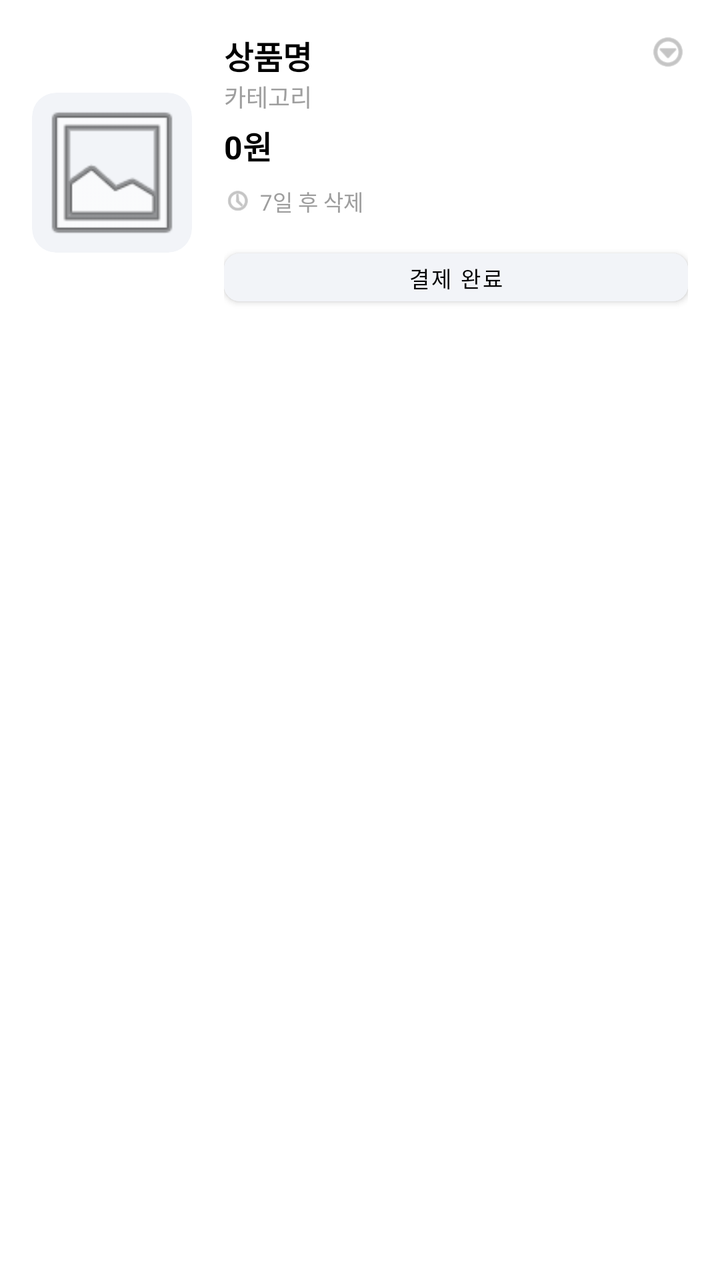
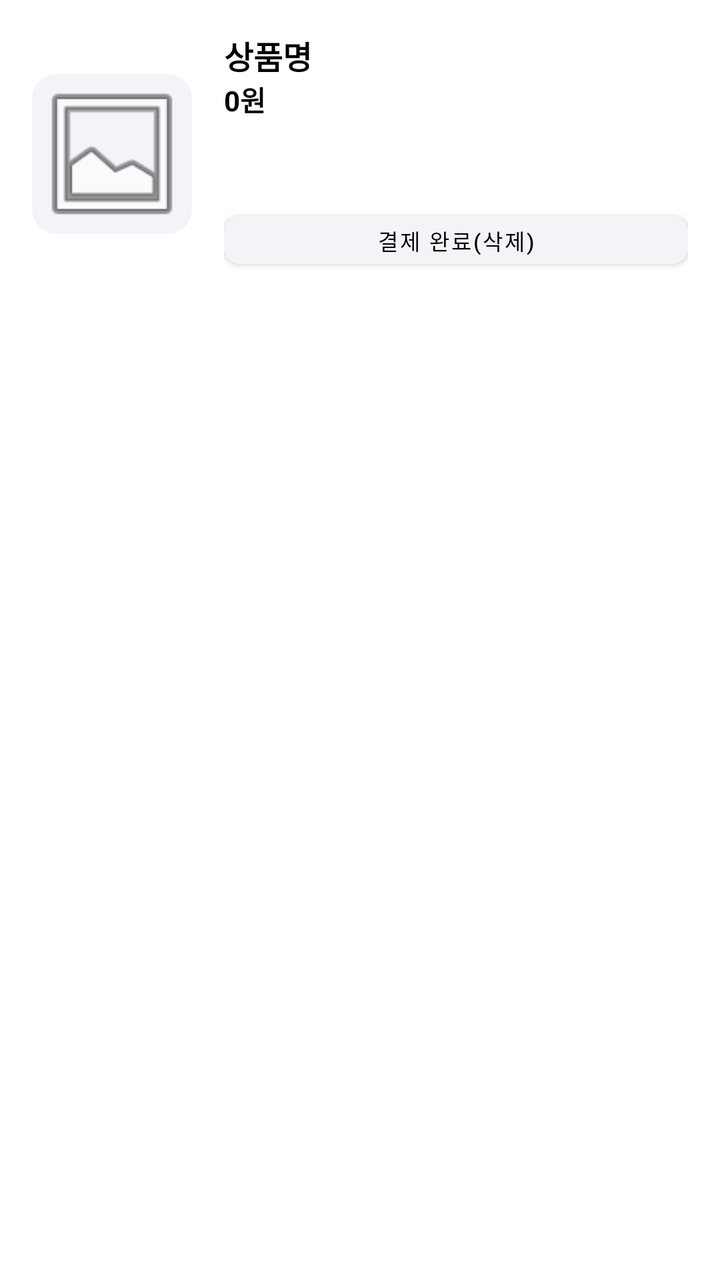

Before-and-after screenshots of an Android layout around one commit, followed by the original layout XML and the change that was made.
<!-- AndroidManifest.xml: application theme Theme.AllIn -->
<!-- res/layout/item_cart_product.xml -->
<?xml version="1.0" encoding="utf-8"?>
<androidx.cardview.widget.CardView xmlns:android="http://schemas.android.com/apk/res/android"
    xmlns:app="http://schemas.android.com/apk/res-auto"
    android:layout_width="match_parent"
    android:layout_height="wrap_content"
    android:layout_marginBottom="16dp"
    app:cardCornerRadius="16dp"
    app:cardElevation="0dp">

    <LinearLayout
        android:layout_width="match_parent"
        android:layout_height="wrap_content"
        android:orientation="horizontal"
        android:padding="16dp"
        android:gravity="center_vertical">

        
        <androidx.cardview.widget.CardView
            android:layout_width="80dp"
            android:layout_height="80dp"
            app:cardCornerRadius="12dp"
            app:cardElevation="0dp"
            android:backgroundTint="#F2F4F8">
            <ImageView
                android:id="@+id/ivProduct"
                android:layout_width="match_parent"
                android:layout_height="match_parent"
                android:scaleType="centerCrop"
                android:src="@android:drawable/ic_menu_gallery" />
        </androidx.cardview.widget.CardView>

        
        <LinearLayout
            android:layout_width="0dp"
            android:layout_height="wrap_content"
            android:layout_weight="1"
            android:layout_marginStart="16dp"
            android:orientation="vertical">

            <RelativeLayout
                android:layout_width="match_parent"
                android:layout_height="wrap_content">
                <TextView
                    android:id="@+id/tvProductName"
                    android:layout_width="wrap_content"
                    android:layout_height="wrap_content"
                    android:text="상품명"
                    android:textColor="@android:color/black"
                    android:textSize="16sp"
                    android:textStyle="bold" />
                <ImageView
                    android:layout_width="20dp"
                    android:layout_height="20dp"
                    android:layout_alignParentEnd="true"
                    android:src="@android:drawable/ic_menu_more"
                    app:tint="#9E9E9E" />
            </RelativeLayout>

            <TextView
                android:id="@+id/tvProductCategory"
                android:layout_width="wrap_content"
                android:layout_height="wrap_content"
                android:text="카테고리"
                android:textColor="#9E9E9E"
                android:textSize="12sp" />

            <TextView
                android:id="@+id/tvProductPrice"
                android:layout_width="wrap_content"
                android:layout_height="wrap_content"
                android:layout_marginTop="4dp"
                android:text="0원"
                android:textColor="@android:color/black"
                android:textSize="16sp"
                android:textStyle="bold" />

            <LinearLayout
                android:layout_width="wrap_content"
                android:layout_height="wrap_content"
                android:layout_marginTop="8dp"
                android:gravity="center_vertical"
                android:orientation="horizontal">
                <ImageView
                    android:layout_width="14dp"
                    android:layout_height="14dp"
                    android:src="@android:drawable/ic_menu_recent_history"
                    app:tint="#9E9E9E" />
                <TextView
                    android:id="@+id/tvRemainingTime"
                    android:layout_width="wrap_content"
                    android:layout_height="wrap_content"
                    android:layout_marginStart="4dp"
                    android:text="7일 후 삭제"
                    android:textColor="#9E9E9E"
                    android:textSize="11sp" />
            </LinearLayout>

            <Button
                android:id="@+id/btnCompletePayment"
                android:layout_width="match_parent"
                android:layout_height="36dp"
                android:layout_marginTop="12dp"
                android:backgroundTint="#F2F4F8"
                android:text="결제 완료"
                android:textColor="@android:color/black"
                android:textSize="11sp"
                app:cornerRadius="8dp" />
        </LinearLayout>
    </LinearLayout>
</androidx.cardview.widget.CardView>
<!-- resources referenced by this layout -->
<resources>
  <style name="Theme.AllIn" parent="Theme.MaterialComponents.DayNight.NoActionBar">
          
          <item name="colorPrimary">@color/purple_500</item>
          <item name="colorPrimaryVariant">@color/purple_700</item>
          <item name="colorOnPrimary">@color/white</item>
          
          <item name="colorSecondary">@color/teal_200</item>
          <item name="colorSecondaryVariant">@color/teal_700</item>
          <item name="colorOnSecondary">@color/black</item>
          
          <item name="android:statusBarColor">#E9EFFF</item>
          <item name="android:windowLightStatusBar">true</item>
          
          
          <item name="alertDialogTheme">@style/RoundedAlertDialogTheme</item>
      </style>
  <color name="purple_500">#FF6200EE</color>
  <color name="purple_700">#FF3700B3</color>
  <color name="white">#FFFFFFFF</color>
  <color name="teal_200">#FF03DAC5</color>
  <color name="teal_700">#FF018786</color>
  <color name="black">#FF000000</color>
  <style name="RoundedAlertDialogTheme" parent="Theme.AppCompat.Light.Dialog.Alert">
          <item name="android:windowBackground">@drawable/dialog_rounded_background</item>
      </style>
  <!-- drawable dialog_rounded_background (drawable) -->
  <?xml version="1.0" encoding="utf-8"?>
  <inset xmlns:android="http://schemas.android.com/apk/res/android"
      android:insetLeft="16dp"
      android:insetTop="16dp"
      android:insetRight="16dp"
      android:insetBottom="16dp">
      <shape android:shape="rectangle">
          <solid android:color="@android:color/white" />
          <corners android:radius="24dp" />
      </shape>
  </inset>
</resources>

<!-- the commit's change to res/layout/item_cart_product.xml (unified diff, before → after) -->
@@ -14,7 +14,6 @@
         android:padding="16dp"
         android:gravity="center_vertical">
 
-        
         <androidx.cardview.widget.CardView
             android:layout_width="80dp"
             android:layout_height="80dp"
@@ -29,7 +28,6 @@
                 android:src="@android:drawable/ic_menu_gallery" />
         </androidx.cardview.widget.CardView>
 
-        
         <LinearLayout
             android:layout_width="0dp"
             android:layout_height="wrap_content"
@@ -37,71 +35,40 @@
             android:layout_marginStart="16dp"
             android:orientation="vertical">
 
-            <RelativeLayout
-                android:layout_width="match_parent"
-                android:layout_height="wrap_content">
-                <TextView
-                    android:id="@+id/tvProductName"
-                    android:layout_width="wrap_content"
-                    android:layout_height="wrap_content"
-                    android:text="상품명"
-                    android:textColor="@android:color/black"
-                    android:textSize="16sp"
-                    android:textStyle="bold" />
-                <ImageView
-                    android:layout_width="20dp"
-                    android:layout_height="20dp"
-                    android:layout_alignParentEnd="true"
-                    android:src="@android:drawable/ic_menu_more"
-                    app:tint="#9E9E9E" />
-            </RelativeLayout>
-
             <TextView
-                android:id="@+id/tvProductCategory"
+                android:id="@+id/tvProductName"
                 android:layout_width="wrap_content"
                 android:layout_height="wrap_content"
-                android:text="카테고리"
-                android:textColor="#9E9E9E"
-                android:textSize="12sp" />
+                android:text="상품명"
+                android:textColor="@android:color/black"
+                android:textSize="16sp"
+                android:textStyle="bold" />
 
             <TextView
                 android:id="@+id/tvProductPrice"
                 android:layout_width="wrap_content"
                 android:layout_height="wrap_content"
-                android:layout_marginTop="4dp"
                 android:text="0원"
                 android:textColor="@android:color/black"
-                android:textSize="16sp"
+                android:textSize="14sp"
                 android:textStyle="bold" />
 
-            <LinearLayout
+            
+            <Spinner
+                android:id="@+id/spProductStatus"
                 android:layout_width="wrap_content"
-                android:layout_height="wrap_content"
-                android:layout_marginTop="8dp"
-                android:gravity="center_vertical"
-                android:orientation="horizontal">
-                <ImageView
-                    android:layout_width="14dp"
-                    android:layout_height="14dp"
-                    android:src="@android:drawable/ic_menu_recent_history"
-                    app:tint="#9E9E9E" />
-                <TextView
-                    android:id="@+id/tvRemainingTime"
-                    android:layout_width="wrap_content"
-                    android:layout_height="wrap_content"
-                    android:layout_marginStart="4dp"
-                    android:text="7일 후 삭제"
-                    android:textColor="#9E9E9E"
-                    android:textSize="11sp" />
-            </LinearLayout>
+                android:layout_height="30dp"
+                android:layout_marginTop="4dp"
+                android:background="@null"
+                android:textSize="11sp" />
 
             <Button
                 android:id="@+id/btnCompletePayment"
                 android:layout_width="match_parent"
                 android:layout_height="36dp"
-                android:layout_marginTop="12dp"
+                android:layout_marginTop="8dp"
                 android:backgroundTint="#F2F4F8"
-                android:text="결제 완료"
+                android:text="결제 완료(삭제)"
                 android:textColor="@android:color/black"
                 android:textSize="11sp"
                 app:cornerRadius="8dp" />
